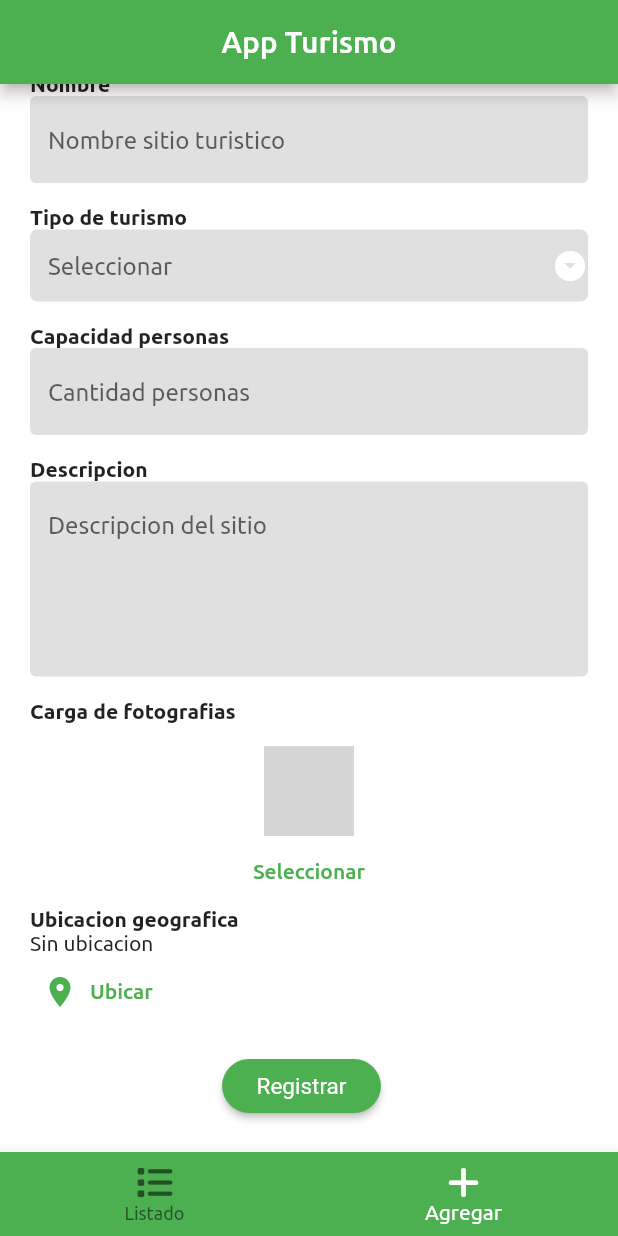
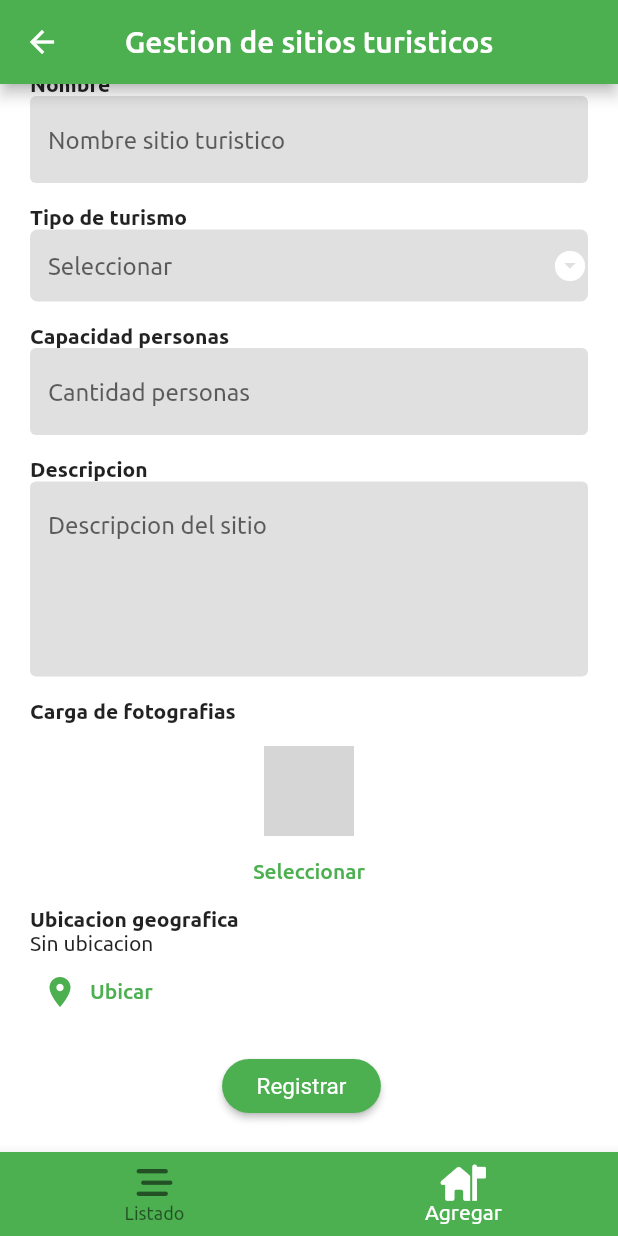
Before and after one commit to pueblobelloapp/pueblobelloapp, a Flutter app: the NavegacionSitioTuristico screen opened by its route, item 2 of the bottom bar chosen, on a phone screen of 412 x 824 dp. Run offline on Flutter 3.47's test engine with Material 2 defaults, Android fonts, the phone set to English and light mode, and no system bars; our stand-ins replace auto_size_text, carousel_slider, cloud_firestore, email_validator, equatable, firebase_auth and 8 more; accounts and stored records are empty; project files that could hold a hidden picture were left out; grey boxes are pictures that could not be loaded.

Commit message:
Ajustes en el menu se agrega icono y logica mejorada para cerrar sesion, la navegacion del sitio tutistico se le elimina la opcion al admin de agregar sitios. Perfil propietario se actualiza el color del icono de agregar foto.

```diff
--- a/lib/Recursos/Paginas/modulopages/ModuleSitiosTuristico.dart
+++ b/lib/Recursos/Paginas/modulopages/ModuleSitiosTuristico.dart
@@ -214,7 +214,7 @@ class ModuleSitiosTuristicos extends StatelessWidget {
                 _controllerGetxTurismo.buttonText.toString() == "Actualizar"
                     ? true
                     : false,
-            child: TextButton(
+            child: ElevatedButton(
               onPressed: () {
                 cleanForm();
               },
--- a/lib/Recursos/Paginas/modulopages/NavegacionSitioTuristico.dart
+++ b/lib/Recursos/Paginas/modulopages/NavegacionSitioTuristico.dart
@@ -13,11 +13,11 @@ class NavegacionSitioTuristico extends StatelessWidget {
 
     return GetBuilder<GextControllerTurismo>(builder: (controller) {
       return Scaffold(
+        backgroundColor: Colors.grey.shade200,
         appBar: AppBar(
           backgroundColor: Colors.green,
           centerTitle: true,
-          automaticallyImplyLeading: false,
-          title: Text("App Turismo"),
+          title: Text("Gestion de sitios turisticos"),
         ),
         body: SafeArea(
           child: IndexedStack(
@@ -29,11 +29,11 @@ class NavegacionSitioTuristico extends StatelessWidget {
           type: BottomNavigationBarType.fixed,
           items: <BottomNavigationBarItem>[
             BottomNavigationBarItem(
-              icon: FaIcon(FontAwesomeIcons.list),
+              icon: FaIcon(FontAwesomeIcons.barsStaggered),
               label: 'Listado',
             ),
             BottomNavigationBarItem(
-                icon: FaIcon(FontAwesomeIcons.plus), label: 'Agregar'),
+                icon: FaIcon(FontAwesomeIcons.houseFlag), label: 'Agregar'),
           ],
           currentIndex: controller.countTapItem,
           onTap: controller.updateTapItem,
--- a/lib/Recursos/Paginas/modulopages/PerfilPropietario.dart
+++ b/lib/Recursos/Paginas/modulopages/PerfilPropietario.dart
@@ -121,7 +121,7 @@ class _PerfilPropietarioState extends State<PerfilPropietario> {
                       fillColor: Color(0xFFF5F6F9),
                       child: Icon(
                         Icons.camera_alt_outlined,
-                        color: Colors.blue,
+                        color: Colors.green,
                       ),
                       padding: EdgeInsets.all(10.0),
                       shape: CircleBorder(),
```
Also changed, not shown: lib/Recursos/Paginas/Menu.dart (+25 -36 lines), lib/Recursos/Paginas/modulopages/ListaSitiosTuristicos.dart (+8 -3 lines).
